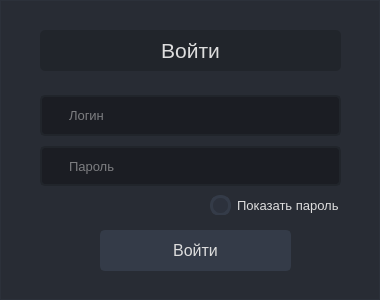
Before: the Qt Designer form desktop/waiter/ui/LoginWindow.ui in StrongerProgrammer7/grand_project, drawn with Qt 5.
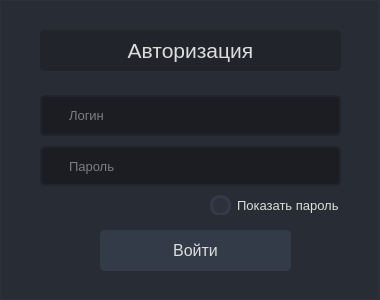
After: the same form once the commit is applied. Icons and pictures are not drawn.

```diff
--- a/desktop/waiter/ui/LoginWindow.ui
+++ b/desktop/waiter/ui/LoginWindow.ui
@@ -268,7 +268,7 @@
 	border-radius: 5px;</string>
    </property>
    <property name="text">
-    <string>Войти</string>
+    <string>Авторизация</string>
    </property>
    <property name="alignment">
     <set>Qt::AlignCenter</set>
```
Left out of the diff: 2 changed lines with no effect on the pictures.
